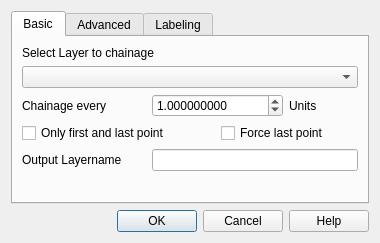
Old version of the form ui_qchainage.ui in the repository mach0/qchainage.
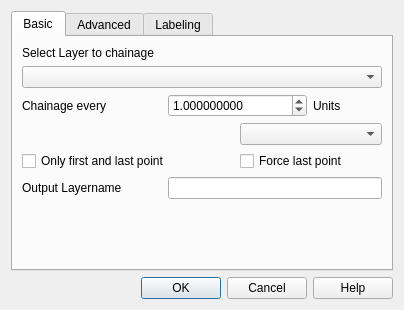
New version of the form.

What changed in the file:
```diff
--- a/ui_qchainage.ui
+++ b/ui_qchainage.ui
@@ -9,8 +9,8 @@
    <rect>
     <x>0</x>
     <y>0</y>
-    <width>380</width>
-    <height>243</height>
+    <width>404</width>
+    <height>310</height>
    </rect>
   </property>
   <property name="minimumSize">
@@ -72,7 +72,7 @@
          </property>
         </widget>
        </item>
-       <item row="8" column="2">
+       <item row="9" column="2">
         <spacer name="verticalSpacer">
          <property name="orientation">
           <enum>Qt::Vertical</enum>
@@ -98,10 +98,10 @@
          </property>
         </widget>
        </item>
-       <item row="5" column="2" colspan="3">
+       <item row="6" column="2" colspan="3">
         <widget class="QLineEdit" name="layerNameLine"/>
        </item>
-       <item row="5" column="0" colspan="2">
+       <item row="6" column="0" colspan="2">
         <widget class="QLabel" name="labelLayerName">
          <property name="text">
           <string>Output Layername</string>
@@ -122,20 +122,23 @@
          </property>
         </widget>
        </item>
-       <item row="3" column="0" colspan="3">
+       <item row="4" column="0" colspan="3">
         <widget class="QCheckBox" name="force_fl_CB">
          <property name="text">
           <string>Only first and last point</string>
          </property>
         </widget>
        </item>
-       <item row="3" column="3" colspan="2">
+       <item row="4" column="3" colspan="2">
         <widget class="QCheckBox" name="forceLastCheckBox">
          <property name="text">
           <string>Force last point</string>
          </property>
         </widget>
        </item>
+       <item row="3" column="3" colspan="2">
+        <widget class="QComboBox" name="UnitsComboBox"/>
+       </item>
       </layout>
      </widget>
      <widget class="QWidget" name="tab_2">
```
